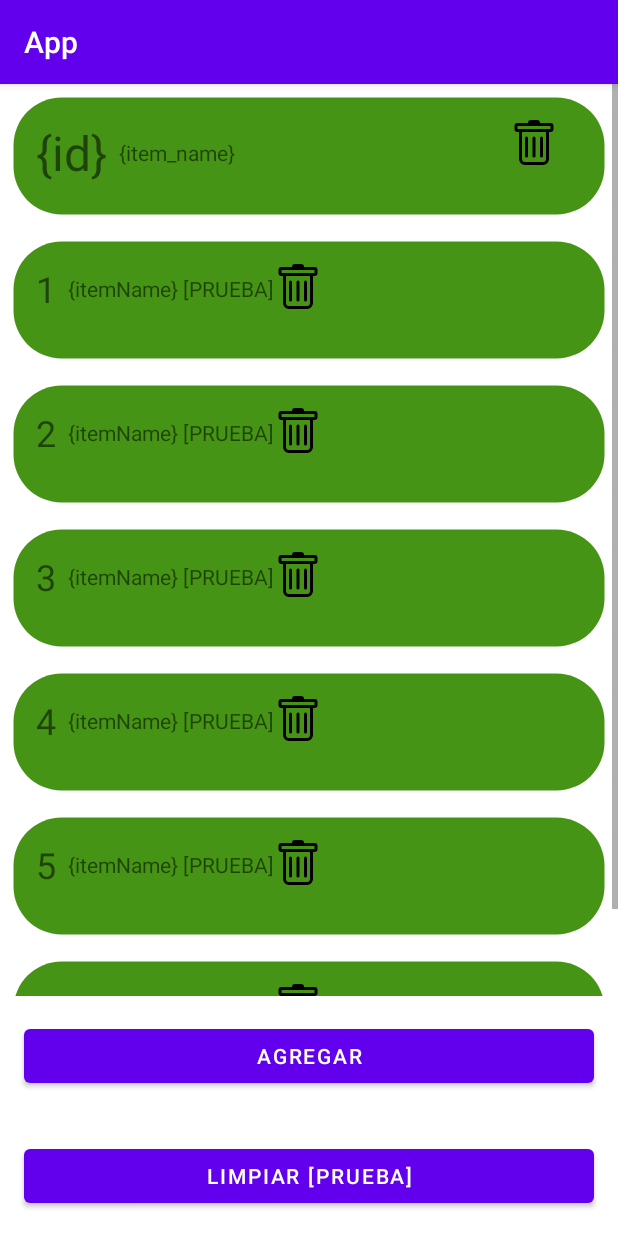
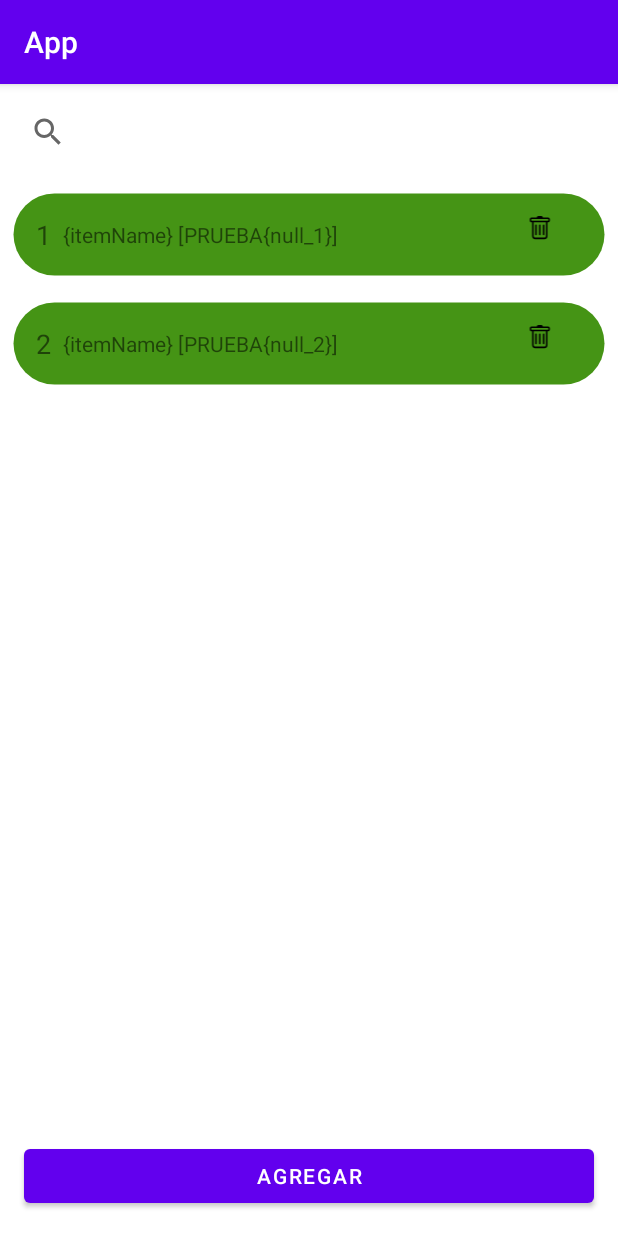
Before and after one commit to Hyromy/app-educativa-4.0, an Android app: the fragment QueryFragment shown on its own in the app's theme, on a phone screen of 412 x 824 dp. Run offline under Robolectric (Android 15) with nearby library versions, the phone set to English and light mode, and no system bars.

Commit message:
query semifuncional y vista vacia de items(creacion o edicion)

```diff
--- a/app/app/src/main/java/com/example/app/ui/admin/query/QueryFragment.java
+++ b/app/app/src/main/java/com/example/app/ui/admin/query/QueryFragment.java
@@ -11,6 +11,7 @@ import android.os.Bundle;
 import androidx.annotation.NonNull;
 import androidx.annotation.Nullable;
 import androidx.fragment.app.Fragment;
+import androidx.navigation.Navigation;
 
 import android.view.Gravity;
 import android.view.LayoutInflater;
@@ -18,6 +19,7 @@ import android.view.View;
 import android.view.ViewGroup;
 import android.widget.ImageView;
 import android.widget.LinearLayout;
+import android.widget.SearchView;
 import android.widget.TextView;
 import android.widget.Toast;
 
@@ -28,8 +30,8 @@ import java.util.regex.Matcher;
 import java.util.regex.Pattern;
 
 public class QueryFragment extends Fragment {
-
     private QueryViewModel mViewModel;
+    private String itemsType = null;
 
     public static QueryFragment newInstance() {
         return new QueryFragment();
@@ -45,16 +47,22 @@ public class QueryFragment extends Fragment {
     public void onViewCreated(@NonNull View view, @Nullable Bundle savedInstanceState) {
         super.onViewCreated(view, savedInstanceState);
 
+        mViewModel = new QueryViewModel();
+
         Bundle bundle = getArguments();
         if (bundle != null) {
-            setToolbarTitle(bundle.getString("queryName"));
+            itemsType = bundle.getString("queryName");
+            setToolbarTitle(itemsType);
         }
 
+        view.findViewById(R.id.btn_agregar).setOnClickListener(addListener());
+        setSearchView(view);
+
         // consultar la base de datos
-        generateAutoItems(view);
 
-        // btnlimpiar la lista
-        view.findViewById(R.id.btn_clear).setOnClickListener(v -> clearList());
+
+        // borrar
+        generateAutoItems(view, itemsType);
     }
 
     @Override
@@ -64,25 +72,64 @@ public class QueryFragment extends Fragment {
         // TODO: Use the ViewModel
     }
 
-    private void generateAutoItems(View view) {
+    private void setSearchView(View view) {
+        SearchView searchView = view.findViewById(R.id.search_view);
+        searchView.setOnQueryTextListener(new SearchView.OnQueryTextListener() {
+            @Override
+            public boolean onQueryTextSubmit(String query) {
+
+                return false;
+            }
+
+            @Override
+            public boolean onQueryTextChange(String newText) {
+
+                return false;
+            }
+        });
+    }
+
+    private String titleToTable(String s) {
+        String x = null;
+
+        if (s.equals("temas")) {
+            x = "tema";
+        } else if (s.equals("examenes")) {
+            x = "examen_diagnostico";
+        } else if (s.equals("preguntas")) {
+            x = "pregunta_examen";
+        } else if (s.equals("actividades")) {
+            x = "pregunta_actividad";
+        } else if (s.equals("contenidos")) {
+            x = "contenido";
+        }
+
+        return x;
+    }
+
+    private void generateAutoItems(View view, String itemsType) {
         int dp8 = dpToPx(8);
         int dp16 = dp8 * 2;
         LinearLayout linearLayout = view.findViewById(R.id.linear_layout);
         Context context = getContext();
-        for (int i = 1; i <= Math.random() * 10 + 5; i++) {
+
+        for (int i = 1; i <= Math.random() * 5 + 1; i++) {
+            String tag = itemsType + "_" + i;
+
             TextView textID = textView(context, "id", String.valueOf(i));
-            TextView textName = textView(context, "tx", "{itemName} [PRUEBA]");
+            TextView textName = textView(context, "tx", "{itemName} [PRUEBA{" + tag + "}]");
 
             LinearLayout linearInfo = linearInfo(context);
             linearInfo.addView(textID);
             linearInfo.addView(textName);
 
-            ImageView trash = imageView(context, i, R.drawable.ic_trash);
+            ImageView trash = imageView(context, tag, R.drawable.ic_trash);
             trash.setOnClickListener(setDelListener(trash.getTag().toString()));
 
-            LinearLayout linearContainer = linearContainer(context, dp16, dp8, i);
+            LinearLayout linearContainer = linearContainer(context, dp16, dp8, tag);
             linearContainer.addView(linearInfo);
             linearContainer.addView(trash);
+            linearContainer.setOnClickListener(editListener(linearContainer.getTag().toString()));
 
             linearLayout.addView(linearContainer);
         }
@@ -100,10 +147,10 @@ public class QueryFragment extends Fragment {
         return (int) (dp * getResources().getDisplayMetrics().density);
     }
 
-    private LinearLayout linearContainer(Context context, int paddingDP, int marginDP, int tagID) {
+    private LinearLayout linearContainer(Context context, int paddingDP, int marginDP, String tag) {
         LinearLayout linearContainer = new LinearLayout(context);
         linearContainer.setId(View.generateViewId());
-        linearContainer.setTag("item_" + String.valueOf(tagID));
+        linearContainer.setTag(tag);
         linearContainer.setOrientation(LinearLayout.HORIZONTAL);
         LinearLayout.LayoutParams params = new LinearLayout.LayoutParams(LinearLayout.LayoutParams.MATCH_PARENT, LinearLayout.LayoutParams.WRAP_CONTENT);
         params.setMargins(marginDP, marginDP, marginDP, marginDP);
@@ -118,8 +165,12 @@ public class QueryFragment extends Fragment {
     private LinearLayout linearInfo(Context context) {
         LinearLayout linearInfo = new LinearLayout(context);
         linearInfo.setOrientation(LinearLayout.HORIZONTAL);
-        LinearLayout.LayoutParams params = new LinearLayout.LayoutParams(0, LinearLayout.LayoutParams.WRAP_CONTENT);
+        LinearLayout.LayoutParams params = new LinearLayout.LayoutParams(
+                LinearLayout.LayoutParams.MATCH_PARENT,
+                LinearLayout.LayoutParams.WRAP_CONTENT
+        );
         params.weight = 1;
+        linearInfo.setLayoutParams(params);
 
         return linearInfo;
     }
@@ -129,11 +180,11 @@ public class QueryFragment extends Fragment {
         textView.setText(text);
         if (type.toLowerCase().equals("id")) {
             int dp8 = dpToPx(8);
-            int dp32 = dp8 * 2;
+            int dp12 = (int) (dp8 * 1.5);
 
             LinearLayout.LayoutParams params = new LinearLayout.LayoutParams(LinearLayout.LayoutParams.WRAP_CONTENT, LinearLayout.LayoutParams.WRAP_CONTENT);
             textView.setLayoutParams(params);
-            textView.setTextSize(dp32);
+            textView.setTextSize(dp12);
             textView.setPadding(0, 0, dp8, 0);
 
         } else if (type.toLowerCase().equals("tx")) {
@@ -146,14 +197,13 @@ public class QueryFragment extends Fragment {
         return textView;
     }
 
-    private ImageView imageView(Context context, int tagID, int resID) {
+    private ImageView imageView(Context context, String tag, int resID) {
         ImageView imageView = new ImageView(context);
         imageView.setId(View.generateViewId());
-        imageView.setTag("trash_item_" + String.valueOf(tagID));
+        imageView.setTag("delete_" + tag);
         imageView.setImageResource(resID);
-        LinearLayout.LayoutParams params = new LinearLayout.LayoutParams(LinearLayout.LayoutParams.WRAP_CONTENT, LinearLayout.LayoutParams.WRAP_CONTENT);
+        LinearLayout.LayoutParams params = new LinearLayout.LayoutParams(LinearLayout.LayoutParams.WRAP_CONTENT, LinearLayout.LayoutParams.MATCH_PARENT);
         imageView.setLayoutParams(params);
-
         return imageView;
     }
 
@@ -173,7 +223,7 @@ public class QueryFragment extends Fragment {
 
     private void delItem(String tag) {
         // encontrar contenedor padre
-        Pattern pattern = Pattern.compile("item_[0-9]+");
+        Pattern pattern = Pattern.compile("(?<=_).*_[0-9]+");
         Matcher matcher = pattern.matcher(tag);
         matcher.find();
         tag = matcher.group();
@@ -184,6 +234,7 @@ public class QueryFragment extends Fragment {
         linearLayout.removeView(view);
 
         // eliminar de la base de datos
+        mViewModel.deleteItem(tag);
 
         // mensaje
         messageToast("Elemento eliminado [db incompleta]");
@@ -192,11 +243,42 @@ public class QueryFragment extends Fragment {
     private void clearList() {
         LinearLayout linearLayout = requireView().findViewById(R.id.linear_layout);
         linearLayout.removeAllViews();
-
-        messageToast("Lista limpiada [funcion experimental]");
     }
 
     private void messageToast(String message) {
         Toast.makeText(getContext(), message, Toast.LENGTH_SHORT).show();
     }
+
+    private View.OnClickListener editListener(String tag) {
+        return new View.OnClickListener() {
+            @Override
+            public void onClick(View view) {
+                Bundle bundle = new Bundle();
+                bundle.putChar("action", 'e');
+                bundle.putString("table", titleToTable(itemsType));
+
+                Pattern pattern = Pattern.compile("_[0-9]+");
+                Matcher matcher = pattern.matcher(tag);
+                matcher.find();
+                bundle.putInt("id", Integer.parseInt(matcher.group().substring(1)));
+
+                bundle.putString("itemTag", tag);
+                Navigation.findNavController(view).navigate(R.id.action_nav_query_to_nav_item, bundle);
+            }
+        };
+    }
+
+    private View.OnClickListener addListener() {
+        return new View.OnClickListener() {
+            @Override
+            public void onClick(View view) {
+                Bundle bundle = new Bundle();
+                bundle.putChar("action", 'c');
+                bundle.putString("table", titleToTable(itemsType));
+                bundle.putInt("id", 0);
+
+                Navigation.findNavController(view).navigate(R.id.action_nav_query_to_nav_item, bundle);
+            }
+        };
+    }
 }
--- a/app/app/src/main/java/com/example/app/ui/admin/query/QueryViewModel.java
+++ b/app/app/src/main/java/com/example/app/ui/admin/query/QueryViewModel.java
@@ -3,5 +3,7 @@ package com.example.app.ui.admin.query;
 import androidx.lifecycle.ViewModel;
 
 public class QueryViewModel extends ViewModel {
-    // TODO: Implement the ViewModel
+    protected void deleteItem(String tag) {
+        System.out.println("Metodo aun no implementado");
+    }
 }
--- a/app/app/src/main/res/layout/fragment_query.xml
+++ b/app/app/src/main/res/layout/fragment_query.xml
@@ -10,6 +10,13 @@
         android:layout_width="match_parent"
         android:layout_height="match_parent">
 
+        <SearchView
+            android:id="@+id/search_view"
+            android:layout_width="match_parent"
+            android:layout_height="wrap_content"
+            android:padding="8dp"
+            android:queryHint="Buscar por nombre o ID"/>
+
         <ScrollView
             android:layout_width="match_parent"
             android:layout_height="0px"
@@ -20,43 +27,6 @@
                 android:orientation="vertical"
                 android:layout_width="match_parent"
                 android:layout_height="match_parent">
-
-                <LinearLayout
-                    android:id="@+id/item_1"
-                    android:orientation="horizontal"
-                    android:layout_width="match_parent"
-                    android:layout_height="wrap_content"
-                    android:background="@drawable/rounded_box"
-                    android:backgroundTint="@color/Greeuttec"
-                    android:padding="16dp"
-                    android:layout_margin="8dp">
-
-                    <LinearLayout
-                        android:orientation="horizontal"
-                        android:layout_width="0px"
-                        android:layout_height="wrap_content"
-                        android:layout_weight="1">
-
-                        <TextView
-                            android:layout_width="wrap_content"
-                            android:layout_height="wrap_content"
-                            android:textSize="32dp"
-                            android:text="{id}"
-                            android:paddingRight="8dp"/>
-
-                        <TextView
-                            android:layout_width="0px"
-                            android:layout_height="match_parent"
-                            android:layout_weight="1"
-                            android:text="{item_name}"
-                            android:gravity="center_vertical"/>
-                    </LinearLayout>
-                    <ImageView
-                        android:id="@+id/trash_1"
-                        android:layout_width="wrap_content"
-                        android:layout_height="wrap_content"
-                        android:src="@drawable/ic_trash"/>
-                </LinearLayout>
             </LinearLayout>
         </ScrollView>
         <Button
@@ -65,12 +35,5 @@
             android:layout_height="wrap_content"
             android:layout_margin="16dp"
             android:text="agregar"/>
-
-        <Button
-            android:id="@+id/btn_clear"
-            android:layout_width="match_parent"
-            android:layout_height="wrap_content"
-            android:layout_margin="16dp"
-            android:text="limpiar [prueba]"/>
     </LinearLayout>
 </FrameLayout>
```
Also changed, not shown: app/app/src/main/java/com/example/app/ui/admin/query/items/ItemFragment.java (added, +148 -0 lines), app/app/src/main/java/com/example/app/ui/admin/query/items/ItemViewModel.java (added, +7 -0 lines), app/app/src/main/res/layout/fragment_item.xml (added, +15 -0 lines), app/app/src/main/res/navigation/mobile_navigation.xml (+17 -1 lines).
